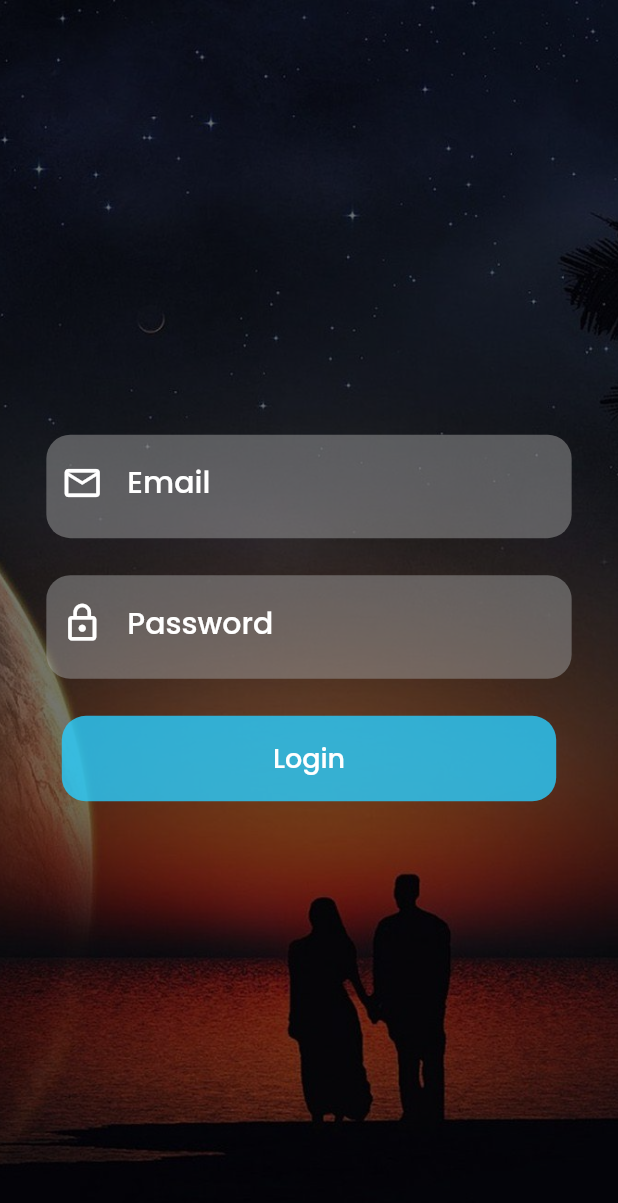
After one commit to FALKFlutter/FALKFlutter, a Flutter app: the screen it shows after launch, after a tap on "SIGN IN WITH EMAIL", on a phone screen of 412 x 824 dp. The commit adds this screen. Shown: the top 1203 px of the screen. Run offline on Flutter 3.47's test engine with Material 2 defaults, Android fonts, the phone set to English and light mode, and no system bars; our stand-ins replace flutter_spinkit, fluttertoast, google_sign_in, hive_flutter; accounts and stored records are empty; network calls fail.

Commit message:
LoginScreen + Auth

```diff
--- /dev/null
+++ b/frontend/lib/functions/EmailAuth.dart
@@ -0,0 +1,29 @@
+import 'dart:convert';
+
+import 'package:fluttertoast/fluttertoast.dart';
+import 'package:http/http.dart' as http;
+class EmailAuth {
+  final String email;
+  final String password;
+
+  const EmailAuth(this.email, this.password);
+
+  Future<dynamic> login() async{
+    String url = 'https://falkbackend.herokuapp.com/login';
+    var response = await http.post(Uri.parse(url), body: {
+      'email': this.email,
+      'password': this.password
+    });
+    print(jsonEncode(<String, String>{
+      'email': this.email,
+      'password': this.password
+    }));
+    var jsonBody = jsonDecode(response.body);
+    if(response.statusCode < 200 || response.statusCode > 300){
+      print(response.request);
+      Fluttertoast.showToast(msg: jsonBody['error']);
+    }else{
+      print('Login');
+    }
+  }
+}
--- /dev/null
+++ b/frontend/lib/screens/EmailSignUp.dart
@@ -0,0 +1,106 @@
+import 'package:flutter/material.dart';
+import 'package:frontend/colors/FalkColors.dart';
+import 'package:frontend/functions/EmailAuth.dart';
+import 'package:frontend/widgets/widgets.dart';
+
+class EmailSignUp extends StatefulWidget {
+  @override
+  EmailForm createState() => EmailForm();
+}
+
+class EmailForm extends State<EmailSignUp> {
+  final emailController = TextEditingController();
+  final passwordController = TextEditingController();
+  @override
+  void dispose() {
+    // Clean up the controller when the widget is disposed.
+    emailController.dispose();
+    passwordController.dispose();
+    super.dispose();
+  }
+
+
+  @override
+  Widget build(BuildContext context) {
+    Size size = MediaQuery.of(context).size;
+    return Scaffold(
+      body: Stack(
+        children: [
+          Container(
+            decoration: BoxDecoration(
+                image: DecorationImage(
+                    image: AssetImage(
+                      'assets/img/loginbackground.jpg',
+                    ),
+                    fit: BoxFit.cover,
+                    colorFilter:
+                        ColorFilter.mode(Colors.black54, BlendMode.darken))),
+          ),
+          Column(
+            crossAxisAlignment: CrossAxisAlignment.center,
+            mainAxisAlignment: MainAxisAlignment.center,
+            children: [
+              Center(
+                  child: FALKTextBox(
+                    emailController,
+                size.width * 0.85,
+                'Email',
+                Icon(
+                  Icons.email_outlined,
+                  color: Colors.white,
+                  size: 28,
+                ),
+                textAction: TextInputAction.next,
+              )),
+              SizedBox(
+                height: size.height * 0.03,
+              ),
+              Center(
+                  child: FALKTextBox(
+                    passwordController,
+                size.width * 0.85,
+                'Password',
+                Icon(
+                  Icons.lock_outline,
+                  color: Colors.white,
+                  size: 28,
+                ),
+              )),
+              SizedBox(
+                height: size.height * 0.03,
+              ),
+              Container(
+                width: size.width * 0.8,
+                child: TextButton(
+                    onPressed: () {
+                      new EmailAuth(emailController.text, passwordController.text).login();
+                    },
+                    child: Text(
+                      'Login',
+                      style: TextStyle(
+                          fontSize: 18,
+                          color: Colors.white,
+                          fontFamily: 'Poppins'),
+                    ),
+                    style: ButtonStyle(
+                        overlayColor: MaterialStateProperty.resolveWith(
+                            (_) => FalkColors.MAIN.withAlpha(180)),
+                        padding: MaterialStateProperty.all<EdgeInsetsGeometry>(
+                            EdgeInsets.fromLTRB(30, 15, 30, 15)),
+                        backgroundColor: MaterialStateProperty.resolveWith(
+                            (_) => FalkColors.MAIN.withOpacity(0.8)),
+                        foregroundColor: MaterialStateProperty.resolveWith(
+                            (_) => Colors.black),
+                        shape:
+                            MaterialStateProperty.all<RoundedRectangleBorder>(
+                                RoundedRectangleBorder(
+                          borderRadius: BorderRadius.circular(16.0),
+                        )))),
+              )
+            ],
+          )
+        ],
+      ),
+    );
+  }
+}
--- a/frontend/lib/screens/SplashScreen.dart
+++ b/frontend/lib/screens/SplashScreen.dart
@@ -33,14 +33,14 @@ class SplashScreen extends StatelessWidget {
             {
               print('null'),
               Future.delayed(Duration(seconds: duration), () {
-                Navigator.push(context,
-                    MaterialPageRoute(builder: (context) => WelcomePage()));
+                Navigator.pushAndRemoveUntil(context,
+                    MaterialPageRoute(builder: (context) => new WelcomePage()), (Route<dynamic> route) => false);
               })
             }else{
               print('!null'),
               Future.delayed(Duration(seconds: duration), () {
-                Navigator.push(context,
-                    MaterialPageRoute(builder: (context) => TestScreen(null, this.mainData.get('user'))));
+                Navigator.pushAndRemoveUntil(context,
+                    MaterialPageRoute(builder: (context) => new TestScreen(null, this.mainData.get('user'))), (Route<dynamic> route) => false);
               })
             }
         });
--- a/frontend/lib/screens/TestScreen.dart
+++ b/frontend/lib/screens/TestScreen.dart
@@ -39,8 +39,8 @@ class TestScreen extends StatelessWidget {
           TextButton(
             onPressed: () async {
               await Hive.box('mainData').delete('user');
-              Navigator.push(context,
-                  MaterialPageRoute(builder: (context) => WelcomePage()));
+              Navigator.pushAndRemoveUntil(context,
+                  MaterialPageRoute(builder: (context) => WelcomePage()), (Route<dynamic> route) => false);
             },
             child: Text('Logout',
                 style: TextStyle(
--- a/frontend/lib/screens/WelcomeScreen.dart
+++ b/frontend/lib/screens/WelcomeScreen.dart
@@ -2,10 +2,11 @@ import 'dart:convert';
 
 import 'package:flutter/material.dart';
 import 'package:frontend/colors/FalkColors.dart';
-import 'package:frontend/functions/googleauth.dart';
+import 'package:frontend/functions/GoogleAuth.dart';
 import 'package:frontend/screens/screens.dart';
 import 'package:frontend/widgets/widgets.dart';
 import 'package:hive_flutter/hive_flutter.dart';
+
 class WelcomePage extends StatelessWidget {
   WelcomePage({Key? key}) : super(key: key);
   final Box<dynamic> mainBox = Hive.box('mainData');
@@ -90,14 +91,21 @@ class WelcomePage extends StatelessWidget {
                         "photoUrl": user.photoUrl,
                       };
                       this.mainBox.put('user', JSONUser);
-                      Navigator.push(
+                      Navigator.pushAndRemoveUntil(
                           context,
-                          MaterialPageRoute(
-                              builder: (context) => TestScreen(null, JSONUser)));
+                          new MaterialPageRoute(
+                              builder: (context) =>
+                                  new TestScreen(null, JSONUser)), (Route<dynamic> route) => false);
                     }
                   },
                   padding: 5,
                 ),
+                OAuthButton(
+                    null,
+                    Icon(Icons.email),
+                    'SIGN IN WITH EMAIL', pressCallback: () {
+                    Navigator.push(context, new MaterialPageRoute(builder: (context) => new EmailSignUp()));
+                }, iconSpacing: 10,),
               ],
             ),
           )
--- a/frontend/lib/screens/screens.dart
+++ b/frontend/lib/screens/screens.dart
@@ -1,3 +1,4 @@
 export 'SplashScreen.dart';
 export 'WelcomeScreen.dart';
 export 'TestScreen.dart';
+export 'EmailSignUp.dart';
--- /dev/null
+++ b/frontend/lib/widgets/FALKTextBox.dart
@@ -0,0 +1,33 @@
+import 'package:flutter/material.dart';
+
+class FALKTextBox extends StatelessWidget {
+  FALKTextBox(this.valController, this.size, this.hintText, this.icon, {Key? key, TextInputAction this.textAction = TextInputAction.done}) : super(key: key);
+  TextInputAction textAction;
+  TextEditingController valController;
+  final double size;
+  final String hintText;
+  final Icon icon;
+  @override
+  Widget build(BuildContext context) {
+    return Container(
+      width: this.size,
+      alignment: Alignment.center,
+      padding: EdgeInsets.fromLTRB(10, 5, 5, 10),
+      decoration: BoxDecoration(
+          color: Colors.grey[500]?.withOpacity(0.5),
+          borderRadius: BorderRadius.circular(16.0)),
+      child: TextFormField(
+        controller: this.valController,
+        cursorColor: Colors.white,
+        style:
+            TextStyle(color: Colors.white, fontFamily: 'Poppins', fontSize: 20),
+        decoration: InputDecoration(
+            border: InputBorder.none,
+            hintText: this.hintText,
+            icon: this.icon,
+            hintStyle: TextStyle(color: Colors.white, fontSize: 20)),
+        textInputAction: this.textAction,
+      ),
+    );
+  }
+}
--- a/frontend/lib/widgets/OAuthButton.dart
+++ b/frontend/lib/widgets/OAuthButton.dart
@@ -1,11 +1,12 @@
 import 'package:flutter/material.dart';
 import 'package:url_launcher/url_launcher.dart';
 class OAuthButton extends StatelessWidget {
-  final Image iconImage;
+  final dynamic iconImage;
   final String text;
   double padding;
+  double iconSpacing;
   void Function() pressCallback;
-  OAuthButton(Key? key, this.iconImage, this.text, {this.padding = 20.0, required this.pressCallback}) : super(key: key);
+  OAuthButton(Key? key, this.iconImage, this.text, {this.padding = 20.0, required this.pressCallback, this.iconSpacing = 0.0}) : super(key: key);
 
   @override
   Widget build(BuildContext context) {
@@ -17,7 +18,7 @@ class OAuthButton extends StatelessWidget {
               mainAxisAlignment: MainAxisAlignment.center,
               children: [
                 this.iconImage,
-                SizedBox(width: 20),
+                SizedBox(width: 20 + this.iconSpacing),
                 Text(
                   this.text,
                   style: TextStyle(fontSize: 18, fontWeight: FontWeight.bold),
--- a/frontend/lib/widgets/widgets.dart
+++ b/frontend/lib/widgets/widgets.dart
@@ -1 +1,2 @@
 export 'OAuthButton.dart';
+export 'FALKTextBox.dart';
--- a/frontend/pubspec.yaml
+++ b/frontend/pubspec.yaml
@@ -35,6 +35,7 @@ dependencies:
   hive: ^2.0.4
   hive_flutter: ^1.1.0
   path_provider: ^2.0.2
+  fluttertoast: ^8.0.7
 
 dev_dependencies:
   flutter_test:
```
Also changed, not shown: frontend/assets/img/loginbackground.jpg (added). Lines whose indentation alone changed are shown as unchanged.
